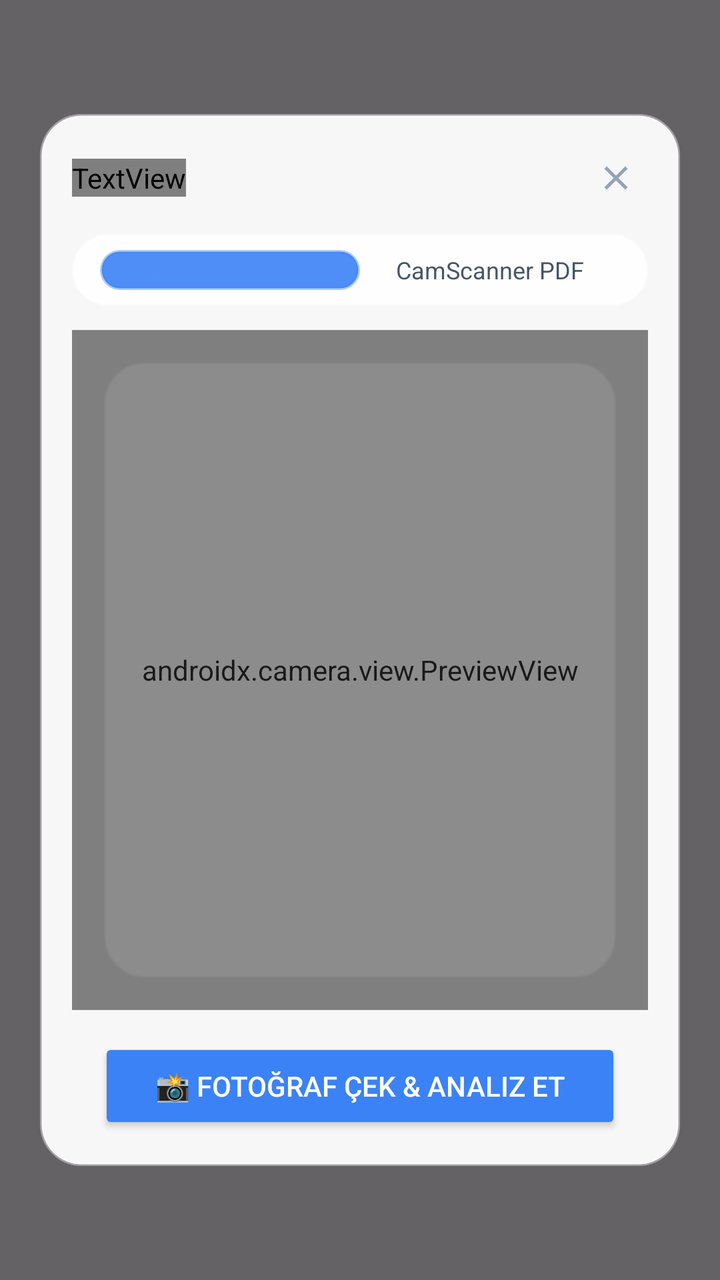
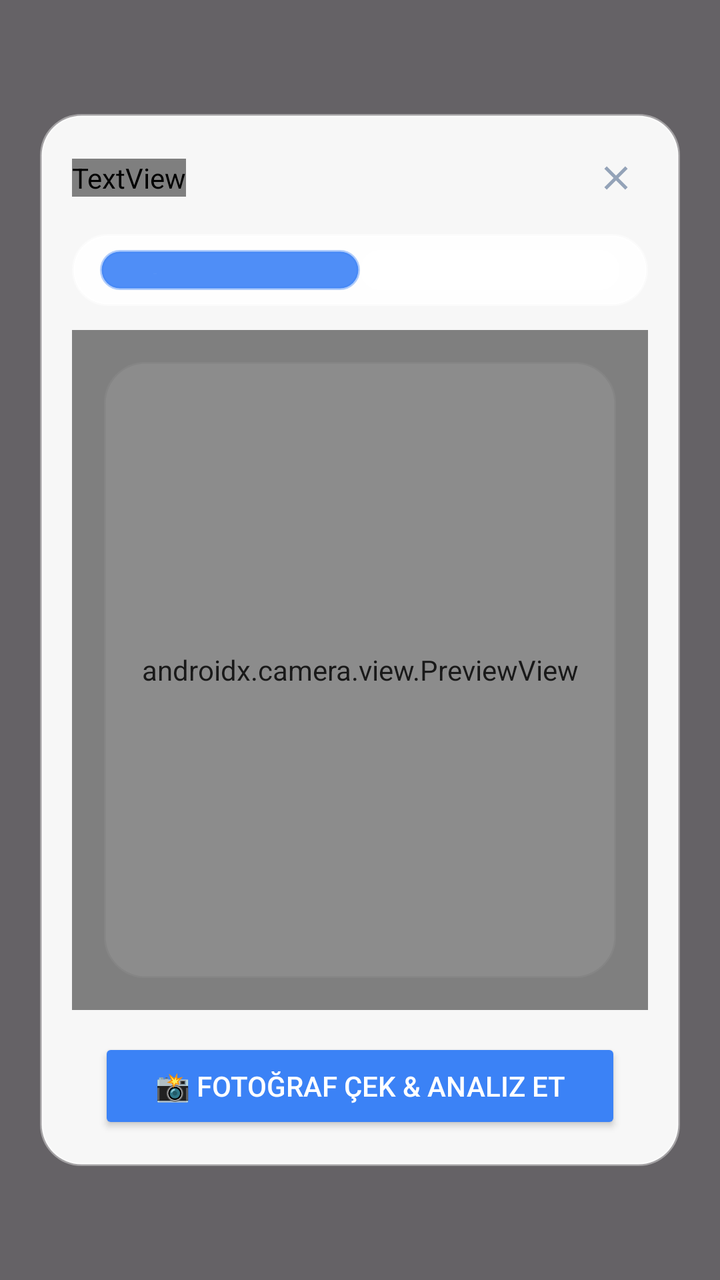

An Android layout rendered at two revisions. The XML below is the earlier revision; the diff shows what the commit changed to produce the second picture.
<!-- AndroidManifest.xml: application theme Theme.GeminiCompanion -->
<!-- res/layout/layout_camera_overlay.xml -->
<?xml version="1.0" encoding="utf-8"?>
<FrameLayout xmlns:android="http://schemas.android.com/apk/res/android"
    android:layout_width="match_parent"
    android:layout_height="match_parent"
    android:background="#99000000">

    
    <LinearLayout
        android:layout_width="match_parent"
        android:layout_height="wrap_content"
        android:layout_gravity="center"
        android:layout_margin="20dp"
        android:background="@drawable/bg_glass_card"
        android:elevation="24dp"
        android:orientation="vertical"
        android:padding="16dp">

        
        <RelativeLayout
            android:layout_width="match_parent"
            android:layout_height="wrap_content"
            android:layout_marginBottom="12dp">

            <TextView
                android:id="@+id/tvCameraTitle"
                android:layout_width="wrap_content"
                android:layout_height="wrap_content"
                android:layout_alignParentStart="true"
                android:layout_centerVertical="true"
                android:fontFamily="sans-serif-bold"
                android:text="📸 Gemini Akıllı Kamera &amp; OCR"
                android:textColor="@color/text_primary"
                android:textSize="16sp" />

            <ImageView
                android:id="@+id/btnCameraClose"
                android:layout_width="32dp"
                android:layout_height="32dp"
                android:layout_alignParentEnd="true"
                android:layout_centerVertical="true"
                android:background="?attr/selectableItemBackgroundBorderless"
                android:clickable="true"
                android:contentDescription="Kapat"
                android:focusable="true"
                android:padding="6dp"
                android:src="@drawable/ic_close" />
        </RelativeLayout>

        
        <LinearLayout
            android:layout_width="match_parent"
            android:layout_height="36dp"
            android:layout_marginBottom="12dp"
            android:background="@drawable/bg_glass_bubble"
            android:orientation="horizontal"
            android:weightSum="2">

            <TextView
                android:id="@+id/tabOcr"
                android:layout_width="0dp"
                android:layout_height="match_parent"
                android:layout_weight="1"
                android:background="@drawable/bg_glass_bubble"
                android:backgroundTint="@color/gemini_blue"
                android:clickable="true"
                android:focusable="true"
                android:gravity="center"
                android:text="Akıllı OCR / Tablo"
                android:textColor="#FFFFFF"
                android:textSize="12sp"
                android:textStyle="bold" />

            <TextView
                android:id="@+id/tabPdf"
                android:layout_width="0dp"
                android:layout_height="match_parent"
                android:layout_weight="1"
                android:clickable="true"
                android:focusable="true"
                android:gravity="center"
                android:text="CamScanner PDF"
                android:textColor="@color/text_secondary"
                android:textSize="12sp" />
        </LinearLayout>

        
        <FrameLayout
            android:layout_width="match_parent"
            android:layout_height="340dp"
            android:clipToOutline="true">

            <androidx.camera.view.PreviewView
                android:id="@+id/previewView"
                android:layout_width="match_parent"
                android:layout_height="match_parent" />

            
            <View
                android:id="@+id/viewScanGuide"
                android:layout_width="match_parent"
                android:layout_height="match_parent"
                android:layout_margin="16dp"
                android:background="@drawable/bg_glass_card"
                android:backgroundTint="#1AFFFFFF" />

            
            <LinearLayout
                android:id="@+id/layoutProcessing"
                android:layout_width="match_parent"
                android:layout_height="match_parent"
                android:background="#B30F172A"
                android:gravity="center"
                android:orientation="vertical"
                android:visibility="gone">

                <ProgressBar
                    android:layout_width="48dp"
                    android:layout_height="48dp"
                    android:indeterminate="true"
                    android:indeterminateTint="@color/gemini_blue" />

                <TextView
                    android:id="@+id/tvProcessingStatus"
                    android:layout_width="wrap_content"
                    android:layout_height="wrap_content"
                    android:layout_marginTop="16dp"
                    android:fontFamily="sans-serif-medium"
                    android:text="Gemini 3.8 Flash Görseli Analiz Ediyor..."
                    android:textColor="#FFFFFF"
                    android:textSize="14sp" />
            </LinearLayout>
        </FrameLayout>

        
        <LinearLayout
            android:layout_width="match_parent"
            android:layout_height="wrap_content"
            android:layout_marginTop="14dp"
            android:gravity="center"
            android:orientation="horizontal">

            <Button
                android:id="@+id/btnCapture"
                android:layout_width="wrap_content"
                android:layout_height="48dp"
                android:backgroundTint="@color/gemini_blue"
                android:fontFamily="sans-serif-medium"
                android:paddingStart="28dp"
                android:paddingEnd="28dp"
                android:text="📸 Fotoğraf Çek &amp; Analiz Et"
                android:textColor="#FFFFFF"
                android:textSize="14sp" />
        </LinearLayout>
    </LinearLayout>
</FrameLayout>
<!-- resources referenced by this layout -->
<resources>
  <color name="gemini_blue">#3B82F6</color>
  <color name="text_primary">#0F172A</color>
  <color name="text_secondary">#475569</color>
  <!-- drawable bg_glass_bubble (drawable) -->
  <?xml version="1.0" encoding="utf-8"?>
  <shape xmlns:android="http://schemas.android.com/apk/res/android"
      android:shape="rectangle">
      <corners android:radius="28dp" />
      <solid android:color="@color/glass_surface" />
      <stroke
          android:width="1.5dp"
          android:color="@color/glass_border" />
      <padding
          android:bottom="8dp"
          android:left="14dp"
          android:right="14dp"
          android:top="8dp" />
  </shape>
  <!-- drawable bg_glass_card (drawable) -->
  <?xml version="1.0" encoding="utf-8"?>
  <shape xmlns:android="http://schemas.android.com/apk/res/android"
      android:shape="rectangle">
      <corners android:radius="20dp" />
      <solid android:color="@color/glass_surface_elevated" />
      <stroke
          android:width="1.5dp"
          android:color="@color/glass_border" />
      <padding
          android:bottom="16dp"
          android:left="16dp"
          android:right="16dp"
          android:top="16dp" />
  </shape>
  <!-- drawable ic_close (drawable) -->
  <vector xmlns:android="http://schemas.android.com/apk/res/android"
      android:width="24dp"
      android:height="24dp"
      android:viewportWidth="24"
      android:viewportHeight="24">
      <path
          android:fillColor="#94A3B8"
          android:pathData="M19,6.41L17.59,5 12,10.59 6.41,5 5,6.41 10.59,12 5,17.59 6.41,19 12,13.41 17.59,19 19,17.59 13.41,12z" />
  </vector>
  <style name="Theme.GeminiCompanion" parent="Theme.Material3.DayNight.NoActionBar">
          <item name="colorPrimary">@color/gemini_blue</item>
          <item name="colorSecondary">@color/gemini_purple</item>
          <item name="android:statusBarColor">@android:color/transparent</item>
          <item name="android:navigationBarColor">@android:color/transparent</item>
      </style>
  <color name="glass_surface">#E6FFFFFF</color>
  <color name="glass_border">#66FFFFFF</color>
  <color name="glass_surface_elevated">#F2FFFFFF</color>
  <color name="gemini_purple">#8B5CF6</color>
</resources>

<!-- the commit's change to res/layout/layout_camera_overlay.xml (unified diff, before → after) -->
@@ -75,6 +75,7 @@
                 android:layout_width="0dp"
                 android:layout_height="match_parent"
                 android:layout_weight="1"
+                android:background="@drawable/bg_glass_bubble"
                 android:clickable="true"
                 android:focusable="true"
                 android:gravity="center"
